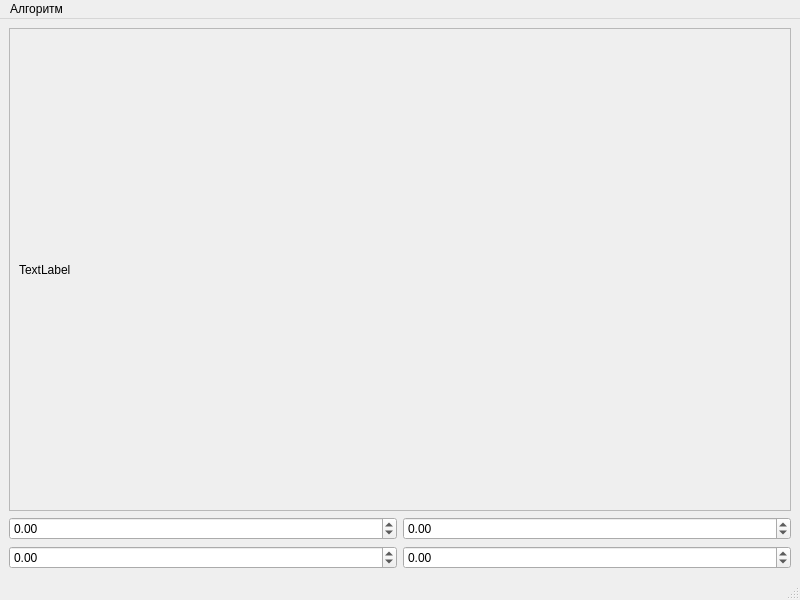
Above: mainwindow.ui from ilyaayana/lab_rabota4 before the change. Below: the same form after it.
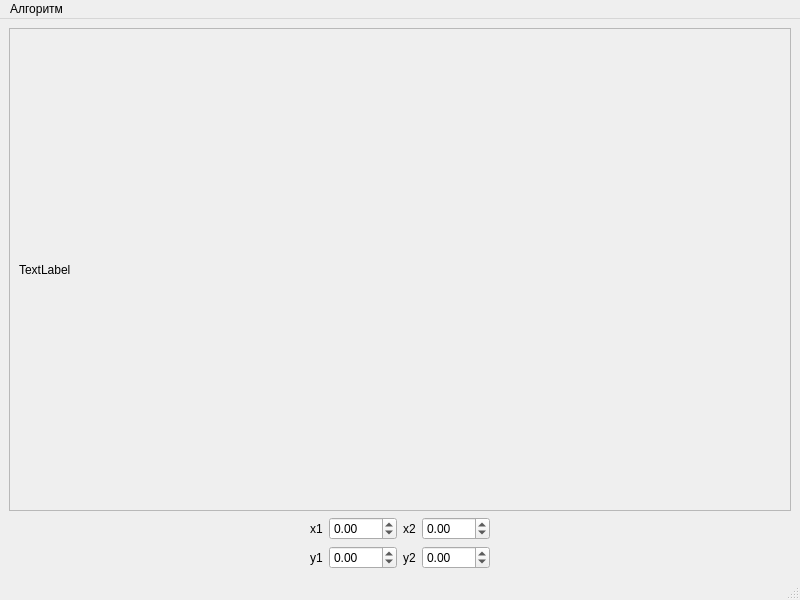
That is the form after the change.

```diff
--- a/mainwindow.ui
+++ b/mainwindow.ui
@@ -26,7 +26,7 @@
          <x>0</x>
          <y>0</y>
          <width>786</width>
-         <height>493</height>
+         <height>489</height>
         </rect>
        </property>
        <layout class="QVBoxLayout" name="verticalLayout_4">
@@ -43,15 +43,78 @@
     </item>
     <item>
      <layout class="QHBoxLayout" name="horizontalLayout">
+      <item>
+       <spacer name="horizontalSpacer">
+        <property name="orientation">
+         <enum>Qt::Horizontal</enum>
+        </property>
+        <property name="sizeHint" stdset="0">
+         <size>
+          <width>40</width>
+          <height>20</height>
+         </size>
+        </property>
+       </spacer>
+      </item>
       <item>
        <layout class="QVBoxLayout" name="verticalLayout">
         <item>
+         <layout class="QHBoxLayout" name="horizontalLayout_2">
+          <item>
+           <widget class="QLabel" name="label_2">
+            <property name="maximumSize">
+             <size>
+              <width>15</width>
+              <height>16777215</height>
+             </size>
+            </property>
+            <property name="text">
+             <string>x1</string>
+            </property>
+           </widget>
+          </item>
+          <item>
          <widget class="QDoubleSpinBox" name="doubleSpinBox">
           <property name="minimum">
            <double>-100.000000000000000</double>
           </property>
          </widget>
         </item>
+         </layout>
+        </item>
+        <item>
+         <layout class="QHBoxLayout" name="horizontalLayout_3">
+          <item>
+           <widget class="QLabel" name="label_3">
+            <property name="minimumSize">
+             <size>
+              <width>6</width>
+              <height>0</height>
+             </size>
+            </property>
+            <property name="maximumSize">
+             <size>
+              <width>15</width>
+              <height>16777215</height>
+             </size>
+            </property>
+            <property name="sizeIncrement">
+             <size>
+              <width>1</width>
+              <height>0</height>
+             </size>
+            </property>
+            <property name="baseSize">
+             <size>
+              <width>6</width>
+              <height>0</height>
+             </size>
+            </property>
+            <property name="text">
+             <string>y1</string>
+            </property>
+           </widget>
+          </item>
         <item>
          <widget class="QDoubleSpinBox" name="doubleSpinBox_3">
           <property name="minimum">
@@ -61,15 +124,55 @@
         </item>
        </layout>
       </item>
+       </layout>
+      </item>
       <item>
        <layout class="QVBoxLayout" name="verticalLayout_2">
         <item>
+         <layout class="QHBoxLayout" name="horizontalLayout_4">
+          <item>
+           <widget class="QLabel" name="label_4">
+            <property name="maximumSize">
+             <size>
+              <width>15</width>
+              <height>16777215</height>
+             </size>
+            </property>
+            <property name="text">
+             <string>x2</string>
+            </property>
+           </widget>
+          </item>
+          <item>
          <widget class="QDoubleSpinBox" name="doubleSpinBox_2">
           <property name="minimum">
            <double>-100.000000000000000</double>
           </property>
          </widget>
         </item>
+         </layout>
+        </item>
+        <item>
+         <layout class="QHBoxLayout" name="horizontalLayout_5">
+          <item>
+           <widget class="QLabel" name="label_5">
+            <property name="sizePolicy">
+             <sizepolicy hsizetype="Minimum" vsizetype="Preferred">
+              <horstretch>0</horstretch>
+              <verstretch>0</verstretch>
+             </sizepolicy>
+            </property>
+            <property name="maximumSize">
+             <size>
+              <width>15</width>
+              <height>16777215</height>
+             </size>
+            </property>
+            <property name="text">
+             <string>y2</string>
+            </property>
+           </widget>
+          </item>
         <item>
          <widget class="QDoubleSpinBox" name="doubleSpinBox_4">
           <property name="minimum">
@@ -78,6 +181,21 @@
          </widget>
         </item>
        </layout>
+        </item>
+       </layout>
+      </item>
+      <item>
+       <spacer name="horizontalSpacer_2">
+        <property name="orientation">
+         <enum>Qt::Horizontal</enum>
+        </property>
+        <property name="sizeHint" stdset="0">
+         <size>
+          <width>40</width>
+          <height>20</height>
+         </size>
+        </property>
+       </spacer>
       </item>
      </layout>
     </item>
```
Lines whose indentation alone changed are shown as unchanged.
